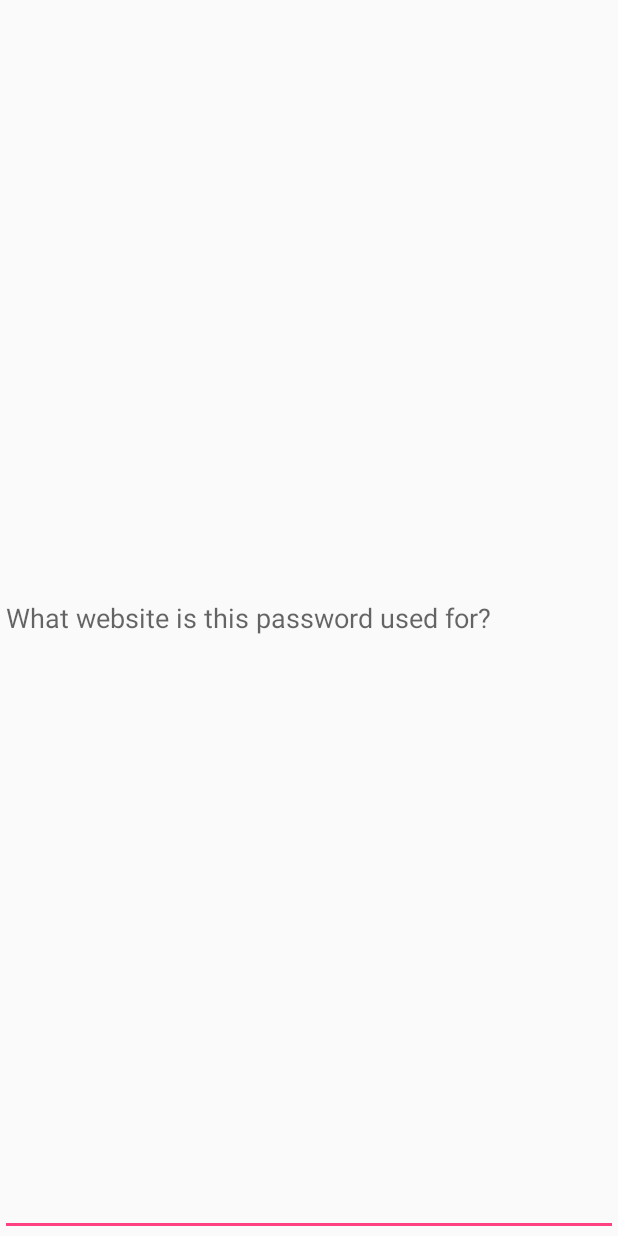
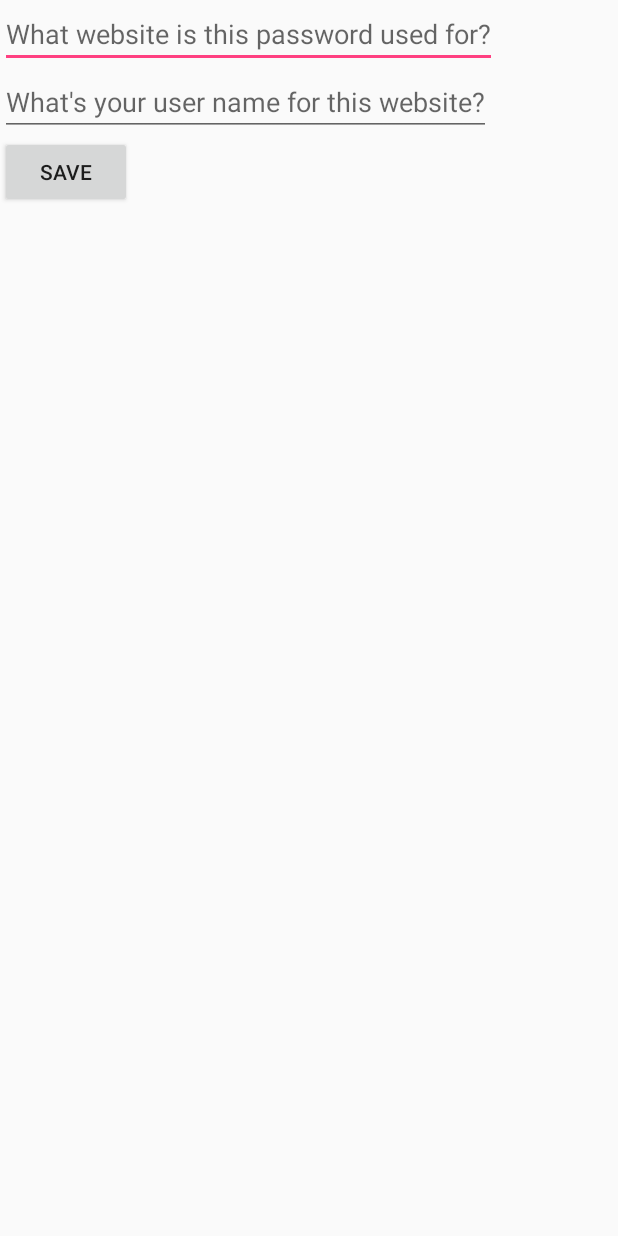
Before and after one commit to JoshandRobbie/Password-Generator, an Android app: the layout fragment_edit.xml on its own in the app's theme, with its tools: preview values and no code run, on a phone screen of 412 x 824 dp. Run offline under Robolectric (Android 15) with nearby library versions, the phone set to English and light mode, and no system bars.

```diff
--- a/app/src/main/java/com/example/roberto/passwordgenerator/EditFragment.java
+++ b/app/src/main/java/com/example/roberto/passwordgenerator/EditFragment.java
@@ -43,6 +43,7 @@ public class EditFragment extends Fragment {
                 p.setWebsite(sWeb);
                 PasswordSingleton.get(getActivity()).addPassword(p);
 
+
                 Fragment fragment = new ViewFragment();
                 FragmentManager fm = getFragmentManager();
                 FragmentTransaction ft = fm.beginTransaction();
--- a/app/src/main/java/com/example/roberto/passwordgenerator/GenerateFragment.java
+++ b/app/src/main/java/com/example/roberto/passwordgenerator/GenerateFragment.java
@@ -9,12 +9,9 @@ import android.view.View;
 import android.view.ViewGroup;
 import android.widget.Button;
 import android.widget.EditText;
-import android.widget.ListView;
 import android.widget.TextView;
 
 import java.util.Random;
-
-import static android.R.layout.simple_list_item_1;
 
 /**
  * Created by Robert Ortiz
--- a/app/src/main/res/layout/fragment_edit.xml
+++ b/app/src/main/res/layout/fragment_edit.xml
@@ -5,22 +5,22 @@
               android:orientation="vertical">
 
     <EditText
-        android:layout_width="match_parent"
-        android:layout_height="match_parent"
+        android:layout_width="wrap_content"
+        android:layout_height="wrap_content"
         android:hint="What website is this password used for?"
         android:id = "@+id/etWebsite"
         />
 
     <EditText
-        android:layout_width="match_parent"
-        android:layout_height="match_parent"
+        android:layout_width="wrap_content"
+        android:layout_height="wrap_content"
         android:hint="What's your user name for this website?"
         android:id = "@+id/etUserName"
         />
-<Button
-    android:layout_width="match_parent"
-    android:layout_height="match_parent"
-    android:text="Save"
-    android:id="@+id/bSave"
+        <Button
+             android:layout_width="wrap_content"
+             android:layout_height="wrap_content"
+             android:text="Save"
+             android:id="@+id/bSave"
     />
 </LinearLayout>
--- a/app/src/main/res/layout/list_item_password.xml
+++ b/app/src/main/res/layout/list_item_password.xml
@@ -15,7 +15,6 @@
         android:hint="UserName"
         android:layout_above="@+id/tvPassword"
         android:paddingBottom="10dp"
-        android:paddingStart="10dp"
         android:paddingLeft="10dp"
 
         />
@@ -27,7 +26,6 @@
         android:hint="Password"
         android:layout_below="@+id/tvUserName"
         android:paddingBottom="10dp"
-        android:paddingStart="10dp"
         android:paddingLeft="10dp"
         />
     <TextView
@@ -36,7 +34,6 @@
         android:layout_height="wrap_content"
         android:hint="Website"
         android:layout_below="@+id/tvPassword"
-        android:paddingStart="10dp"
         android:paddingLeft="10dp"
         />
 
```
Also changed, not shown: app/src/main/java/com/example/roberto/passwordgenerator/ViewFragment.java (+31 -10 lines), app/src/main/res/layout/fragment_view.xml (+15 -4 lines).
